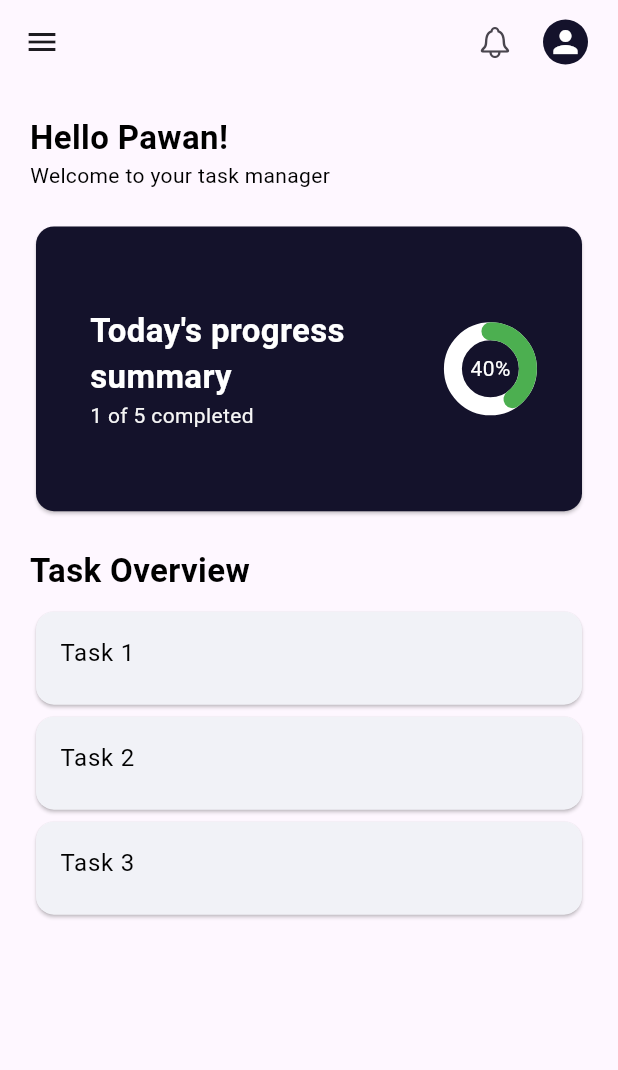
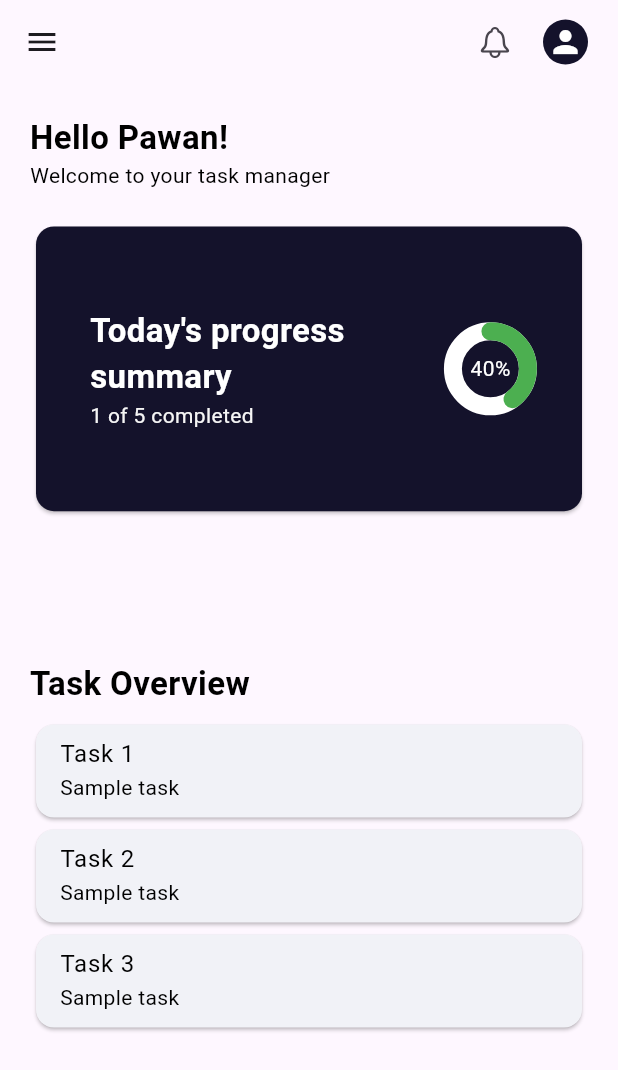
Before and after one commit to Pawan89844/Todo, a Flutter app: the HomeView screen opened directly, on a phone screen of 412 x 824 dp. Shown: the top 1070 px of the screen. Run offline on Flutter 3.47's test engine with Material 3 defaults, Android fonts, the phone set to English and light mode, and no system bars; our stand-ins replace yaml; missing offline and left inert: animator.

Commit message:
Task overview and card color selected

```diff
--- a/lib/module/home/view/home_view.dart
+++ b/lib/module/home/view/home_view.dart
@@ -11,6 +11,9 @@ class HomeView extends StatelessWidget {
   @override
   Widget build(BuildContext context) {
     var size = MediaQuery.of(context).size;
+    var query = MediaQuery.of(context);
+    var kToolBar = AppBar();
+
     return Scaffold(
       drawer: const Drawer(),
       appBar: AppBar(
@@ -32,6 +35,9 @@ class HomeView extends StatelessWidget {
         padding: const EdgeInsets.all(20.0),
         child: Column(
           children: [
+            Expanded(
+              child: Column(
+                children: [
                   const Align(
                     alignment: Alignment.centerLeft,
                     child: Column(
@@ -47,7 +53,6 @@ class HomeView extends StatelessWidget {
                     alignment: Alignment.center,
                     margin: const EdgeInsets.symmetric(vertical: 20.0),
                     child: Card(
-                // color: const Color(0xFF537c78),
                       color: const Color(0xFFF14122B),
                       child: Column(
                         mainAxisAlignment: MainAxisAlignment.center,
@@ -88,50 +93,40 @@ class HomeView extends StatelessWidget {
                       ),
                     ),
                   ),
-            Column(
+                ],
+              ),
+            ),
+            Expanded(
+              child: Column(
                 crossAxisAlignment: CrossAxisAlignment.start,
                 children: [
                   const Align(
                       alignment: Alignment.centerLeft,
                       child: AppHeading('Task Overview')),
                   Padding(
-                  padding: const EdgeInsets.symmetric(vertical: 8.0),
-                  child: SizedBox(
-                    height: 220.0,
+                    padding: const EdgeInsets.only(top: 8.0),
                     child: ListView.builder(
                       itemCount: 3,
                       itemExtent: 70.0,
                       shrinkWrap: true,
                       primary: false,
-                      physics: const BouncingScrollPhysics(),
+                      physics: const NeverScrollableScrollPhysics(),
                       itemBuilder: (context, index) {
                         return Card(
-                          color: Color(0xFFF1F2F7),
+                          color: const Color(0xFFF1F2F7),
                           child: ListTile(
                             title: AppText('Task ${index + 1}'),
+                            subtitle: const Padding(
+                              padding: EdgeInsets.only(bottom: 7.0),
+                              child: AppText('Sample task'),
+                            ),
                           ),
                         );
                       },
                     ),
+                  )
+                ],
               ),
-                )
-                // Container(
-                //   color: Colors.blue,
-                //   height: 50.0,
-                //   child: ListView.builder(
-                //     shrinkWrap: true,
-                //     scrollDirection: Axis.horizontal,
-                //     itemCount: 4,
-                //     itemBuilder: (context, index) {
-                //       return Container(
-                //         alignment: Alignment.centerLeft,
-                //         height: 20.0,
-                //         width: 20.0,
-                //       );
-                //     },
-                //   ),
-                // )
-              ],
             ),
           ],
         ),
```
Lines whose indentation alone changed are shown as unchanged.
